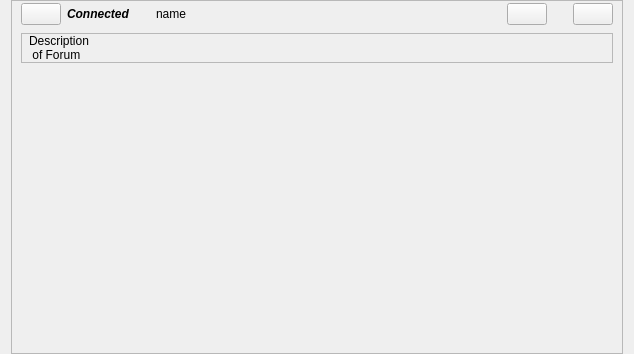
RetroShare/RetroShare, file retroshare-gui/src/gui/feeds/ChanNewItem.ui: the form before one commit.
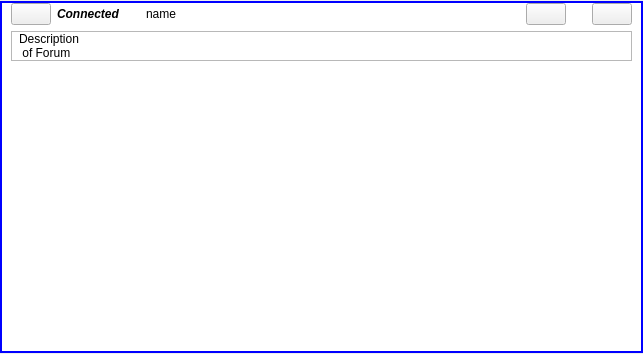
The form after the commit. Icons and pictures are not drawn.

Commit message: set for News Feed items background,border stylesheets

```diff
--- a/retroshare-gui/src/gui/feeds/ChanNewItem.ui
+++ b/retroshare-gui/src/gui/feeds/ChanNewItem.ui
@@ -1,33 +1,43 @@
 <ui version="4.0" >
  <class>ChanNewItem</class>
- <widget class="QWidget" name="ChanNewItem" >
-  <property name="geometry" >
+ <widget class="QWidget" name="ChanNewItem">
+  <property name="geometry">
    <rect>
     <x>0</x>
     <y>0</y>
-    <width>634</width>
+    <width>643</width>
     <height>354</height>
    </rect>
   </property>
   <property name="windowTitle" >
    <string>Form</string>
   </property>
-  <layout class="QGridLayout" >
-   <property name="topMargin" >
+  <layout class="QGridLayout">
+   <property name="leftMargin">
     <number>0</number>
    </property>
-   <property name="bottomMargin" >
+   <property name="topMargin">
+    <number>1</number>
+   </property>
+   <property name="rightMargin">
     <number>0</number>
    </property>
-   <item row="0" column="0" >
-    <widget class="QFrame" name="frame" >
-     <property name="sizePolicy" >
-      <sizepolicy vsizetype="Preferred" hsizetype="Expanding" >
+   <property name="bottomMargin">
+    <number>1</number>
+   </property>
+   <item row="0" column="0">
+    <widget class="QFrame" name="frame">
+     <property name="sizePolicy">
+      <sizepolicy hsizetype="Expanding" vsizetype="Preferred">
        <horstretch>0</horstretch>
        <verstretch>0</verstretch>
       </sizepolicy>
      </property>
-     <property name="frameShape" >
+     <property name="styleSheet">
+      <string notr="true">QFrame#frame{border: 2px solid blue;
+background: white;}</string>
+     </property>
+     <property name="frameShape">
       <enum>QFrame::StyledPanel</enum>
      </property>
      <property name="frameShadow" >
@@ -63,25 +73,9 @@
          </widget>
         </item>
         <item>
-         <spacer>
-          <property name="orientation" >
-           <enum>Qt::Horizontal</enum>
-          </property>
-          <property name="sizeType" >
-           <enum>QSizePolicy::Preferred</enum>
-          </property>
-          <property name="sizeHint" stdset="0" >
-           <size>
-            <width>16</width>
-            <height>26</height>
-           </size>
-          </property>
-         </spacer>
-        </item>
-        <item>
-         <widget class="QLabel" name="titleLabel" >
-          <property name="sizePolicy" >
-           <sizepolicy vsizetype="Minimum" hsizetype="Minimum" >
+         <widget class="QLabel" name="titleLabel">
+          <property name="sizePolicy">
+           <sizepolicy hsizetype="Minimum" vsizetype="Minimum">
             <horstretch>0</horstretch>
             <verstretch>0</verstretch>
            </sizepolicy>
@@ -103,10 +97,10 @@
           <property name="orientation" >
            <enum>Qt::Horizontal</enum>
           </property>
-          <property name="sizeType" >
+          <property name="sizeType">
            <enum>QSizePolicy::Fixed</enum>
           </property>
-          <property name="sizeHint" stdset="0" >
+          <property name="sizeHint" stdset="0">
            <size>
             <width>20</width>
             <height>20</height>
@@ -126,10 +120,10 @@
           <property name="orientation" >
            <enum>Qt::Horizontal</enum>
           </property>
-          <property name="sizeType" >
+          <property name="sizeType">
            <enum>QSizePolicy::Expanding</enum>
           </property>
-          <property name="sizeHint" stdset="0" >
+          <property name="sizeHint" stdset="0">
            <size>
             <width>500</width>
             <height>20</height>
@@ -159,13 +153,13 @@
         </item>
         <item>
          <spacer>
-          <property name="orientation" >
+          <property name="orientation">
            <enum>Qt::Horizontal</enum>
           </property>
-          <property name="sizeType" >
+          <property name="sizeType">
            <enum>QSizePolicy::Fixed</enum>
           </property>
-          <property name="sizeHint" stdset="0" >
+          <property name="sizeHint" stdset="0">
            <size>
             <width>20</width>
             <height>20</height>
```
Left out of the diff: 113 changed lines with no effect on the pictures. The commit also changes 4 other files.
